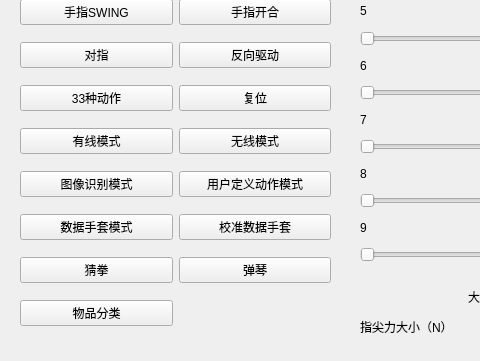
This is widget.ui in Alex328050/hand_ubuntu as Qt 5 draws it before an edit; both pictures show x 0 to 480 and y 279 to 640 of the 1032 by 640 pixel window. The edited form follows.
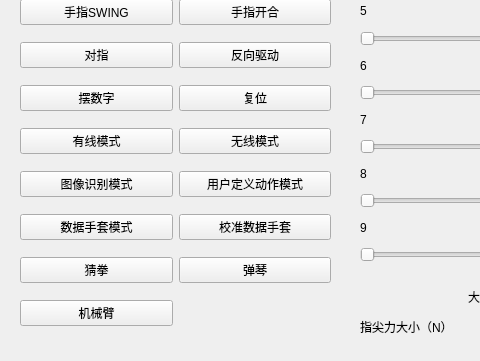
This is the edited form.

Diff of the .ui file:
```diff
--- a/widget.ui
+++ b/widget.ui
@@ -75,7 +75,7 @@
     <item row="7" column="0">
      <widget class="QPushButton" name="actionACTION33">
       <property name="text">
-       <string>33种动作</string>
+       <string>摆数字</string>
       </property>
      </widget>
     </item>
@@ -197,7 +197,7 @@
     <item row="12" column="0">
      <widget class="QPushButton" name="modeObject">
       <property name="text">
-       <string>物品分类</string>
+       <string>机械臂</string>
       </property>
      </widget>
     </item>
```
